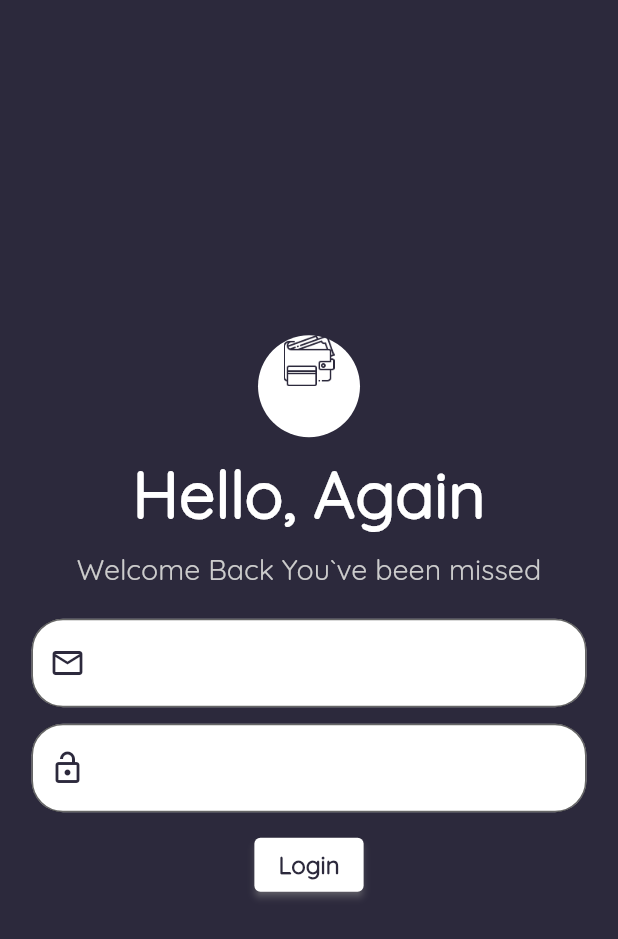
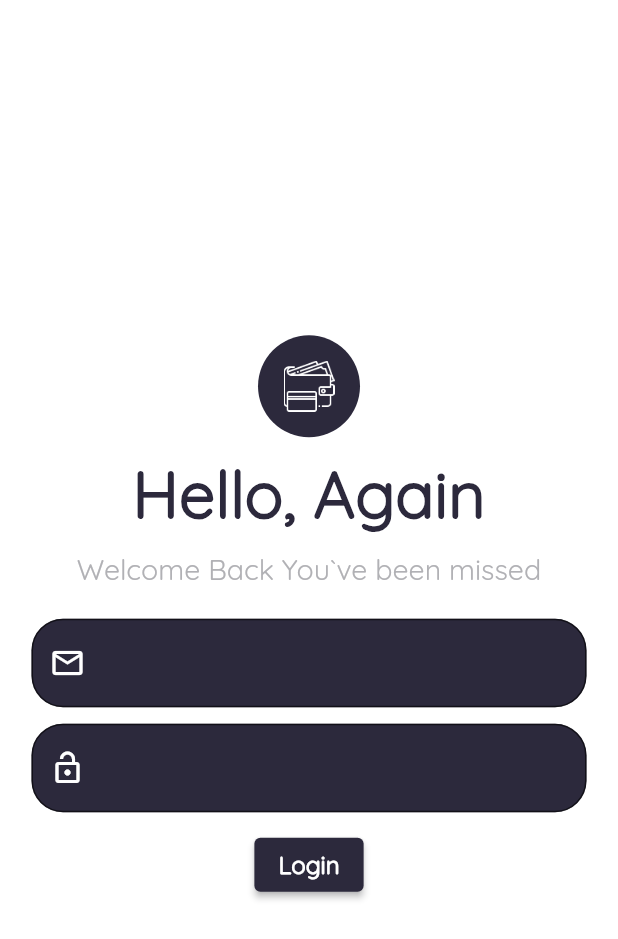
Before and after one commit to BILALAHMAD5587/expenser, a Flutter app: the screen it shows after launch, on a phone screen of 412 x 824 dp. Shown: the top 939 px of the screen. Run offline on Flutter 3.47's test engine with Material 2 defaults, Android fonts, the phone set to English and light mode, and no system bars.

Commit message:
expenser_app

```diff
--- a/lib/main.dart
+++ b/lib/main.dart
@@ -13,7 +13,7 @@ class MyApp extends StatelessWidget {
     return MaterialApp(
       debugShowCheckedModeBanner: false,
       title: 'Flutter Demo',
-      themeMode: ThemeMode.dark,
+      themeMode: ThemeMode.light,
       darkTheme: ThemeData(
           primarySwatch: createMaterialColor(MyColors.bgBColor),
           backgroundColor: MyColors.bgBColor,
--- a/lib/screens/slpash/splash_page.dart
+++ b/lib/screens/slpash/splash_page.dart
@@ -15,7 +15,7 @@ class _Splashp_PageState extends State<Splashp_Page> {
   @override
   void initState() {
     super.initState();
-    Timer(Duration(seconds: 5), () {
+    Timer(Duration(seconds: 2), () {
       Navigator.pushReplacement(
           context,
           MaterialPageRoute(
--- a/lib/ui/custom_widgets/custom_logo_stack.dart
+++ b/lib/ui/custom_widgets/custom_logo_stack.dart
@@ -6,20 +6,16 @@ class CustomLogoStack extends StatelessWidget {
 
   @override
   Widget build(BuildContext context) {
-    return Stack(
-      children: [
-        Center(
+    return Center(
         child: CircleAvatar(
       backgroundColor: Theme.of(context).canvasColor,
       radius: mSize,
-        )),
-        Center(
+      child: Center(
           child: ImageIcon(
         AssetImage('assets/images/wallet_bw.png'),
         size: mSize,
         color: Theme.of(context).backgroundColor,
-        ))
-      ],
-    );
+      )),
+    ));
   }
 }
```
Lines whose indentation alone changed are shown as unchanged.
